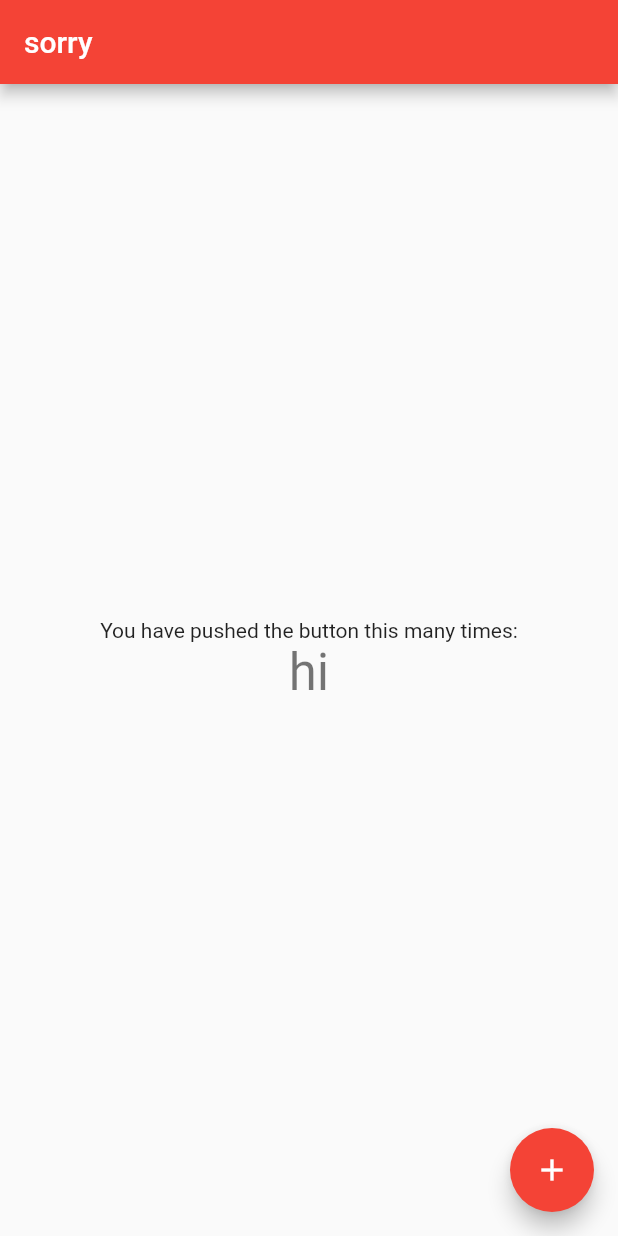
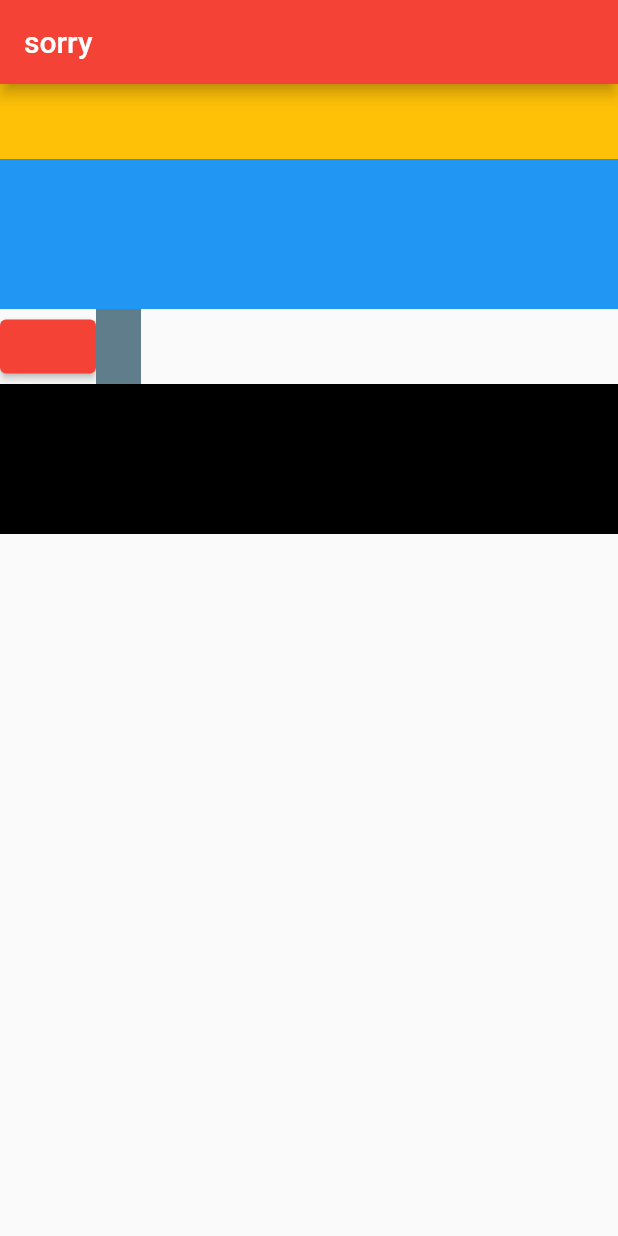
Before and after one commit to TaeJongJae/tutorial, a Flutter app: the screen it shows after launch, on a phone screen of 412 x 824 dp. Run offline on Flutter 3.47's test engine with Material 2 defaults, Android fonts, the phone set to English and light mode, and no system bars.

Commit message:
design example
디자인 예제

```diff
--- a/flutter_application_1/lib/main.dart
+++ b/flutter_application_1/lib/main.dart
@@ -36,28 +36,40 @@ class _MyHomePageState extends State<MyHomePage> {
   @override
   Widget build(BuildContext context) {
     return Scaffold(
-      appBar: AppBar(
-        title: Text(widget.title),
-      ),
-      body: Center(
-        child: Column(
-          mainAxisAlignment: MainAxisAlignment.center,
-          children: <Widget>[
-            const Text(
-              'You have pushed the button this many times:',
-            ),
-            Text(
-              _counter,
-              style: Theme.of(context).textTheme.headline4,
-            ),
+        appBar: AppBar(
+          title: Text(widget.title),
+        ),
+        body:
+
+        Column(
+          children: [
+            Flexible(child:
+            Container(
+              height: 50,
+              color: Colors.amber,
+            )),
+            Flexible(child:
+            Container(
+              height: 100,
+              color: Colors.blue,
+            )),
+            Flexible(child:
+            Container(
+                height: 50,
+                child:
+                Row(children: [ElevatedButton( onPressed: () {  }, child: null,)
+                ,Container(width: 30,color: Colors.blueGrey,)
+
+
+                ],)
+
+                )),
+                Flexible(child:
+            Container(
+              height: 100,
+              color: Colors.black,
+            )),
           ],
-        ),
-      ),
-      floatingActionButton: FloatingActionButton(
-        onPressed: _incrementCounter,
-        tooltip: 'Increment',
-        child: const Icon(Icons.add),
-      ),
-    );
+        ));
   }
 }
```
Also changed, not shown: 1 other file.
